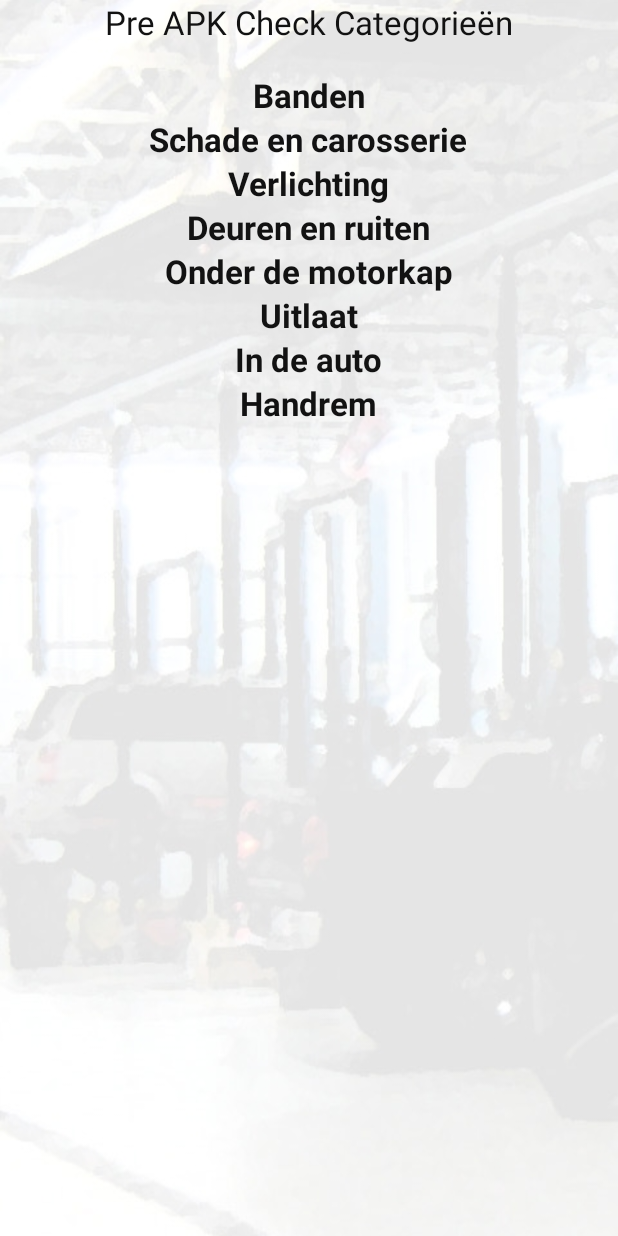
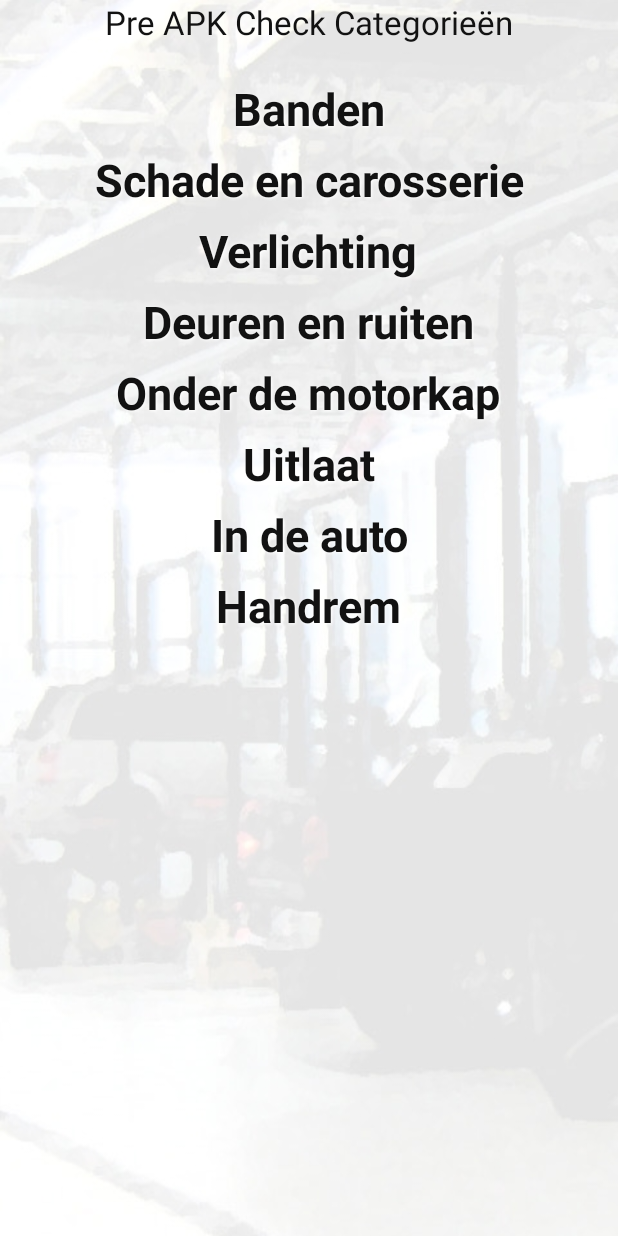
Before and after one commit to waiholman/AutoKeuring2, an Android app: the layout apkstartscreen.xml on its own in the app's theme, with its tools: preview values and no code run, on a phone screen of 412 x 824 dp. Run offline under Robolectric (Android 15) with nearby library versions, the phone set to English and light mode, and no system bars.

Commit message:
cat styling

```diff
--- a/app/src/main/res/layout/apkstartscreen.xml
+++ b/app/src/main/res/layout/apkstartscreen.xml
@@ -33,7 +33,8 @@
         android:layout_gravity="center_horizontal"
         android:textStyle="bold"
         android:clickable="true"
-        android:onClick="onCategoryClick" />
+        android:onClick="onCategoryClick"
+        style="@style/category_items" />
 
     <TextView
         android:layout_width="wrap_content"
@@ -45,7 +46,8 @@
         android:layout_gravity="center_horizontal"
         android:textStyle="bold"
         android:clickable="true"
-        android:onClick="onCategoryClick" />
+        android:onClick="onCategoryClick"
+        style="@style/category_items" />
 
     <TextView
         android:layout_width="wrap_content"
@@ -57,7 +59,8 @@
         android:layout_gravity="center_horizontal"
         android:textStyle="bold"
         android:clickable="true"
-        android:onClick="onCategoryClick" />
+        android:onClick="onCategoryClick"
+        style="@style/category_items" />
 
     <TextView
         android:layout_width="wrap_content"
@@ -69,7 +72,8 @@
         android:layout_gravity="center_horizontal"
         android:textStyle="bold"
         android:clickable="true"
-        android:onClick="onCategoryClick" />
+        android:onClick="onCategoryClick"
+        style="@style/category_items" />
 
     <TextView
         android:layout_width="wrap_content"
@@ -81,7 +85,8 @@
         android:layout_gravity="center_horizontal"
         android:textStyle="bold"
         android:clickable="true"
-        android:onClick="onCategoryClick" />
+        android:onClick="onCategoryClick"
+        style="@style/category_items" />
 
     <TextView
         android:layout_width="wrap_content"
@@ -93,7 +98,8 @@
         android:layout_gravity="center_horizontal"
         android:textStyle="bold"
         android:clickable="true"
-        android:onClick="onCategoryClick" />
+        android:onClick="onCategoryClick"
+        style="@style/category_items" />
 
     <TextView
         android:layout_width="wrap_content"
@@ -105,7 +111,8 @@
         android:layout_gravity="center_horizontal"
         android:textStyle="bold"
         android:clickable="true"
-        android:onClick="onCategoryClick" />
+        android:onClick="onCategoryClick"
+        style="@style/category_items" />
 
     <TextView
         android:layout_width="wrap_content"
@@ -117,6 +124,7 @@
         android:layout_gravity="center_horizontal"
         android:textStyle="bold"
         android:clickable="true"
-        android:onClick="onCategoryClick" />
+        android:onClick="onCategoryClick"
+        style="@style/category_items" />
 
 </LinearLayout>
--- a/app/src/main/res/values/styles.xml
+++ b/app/src/main/res/values/styles.xml
@@ -17,5 +17,17 @@
         <item name="android:shadowDy" >1</item>
         <item name="android:shadowRadius" >2</item>
     </style>
-
+    <style name="category_items" >
+        <item name="android:layout_width" >fill_parent</item>
+        <item name="android:layout_height" >wrap_content</item>
+        <item name="android:textColor" >#000000</item>
+        <item name="android:gravity" >center</item>
+        <item name="android:layout_margin" >3dp</item>
+        <item name="android:textSize" >30dp</item>
+        <item name="android:textStyle" >bold</item>
+        <item name="android:shadowColor" >#ffffff</item>
+        <item name="android:shadowDx" >1</item>
+        <item name="android:shadowDy" >1</item>
+        <item name="android:shadowRadius" >2</item>
+    </style>
 </resources>
```
